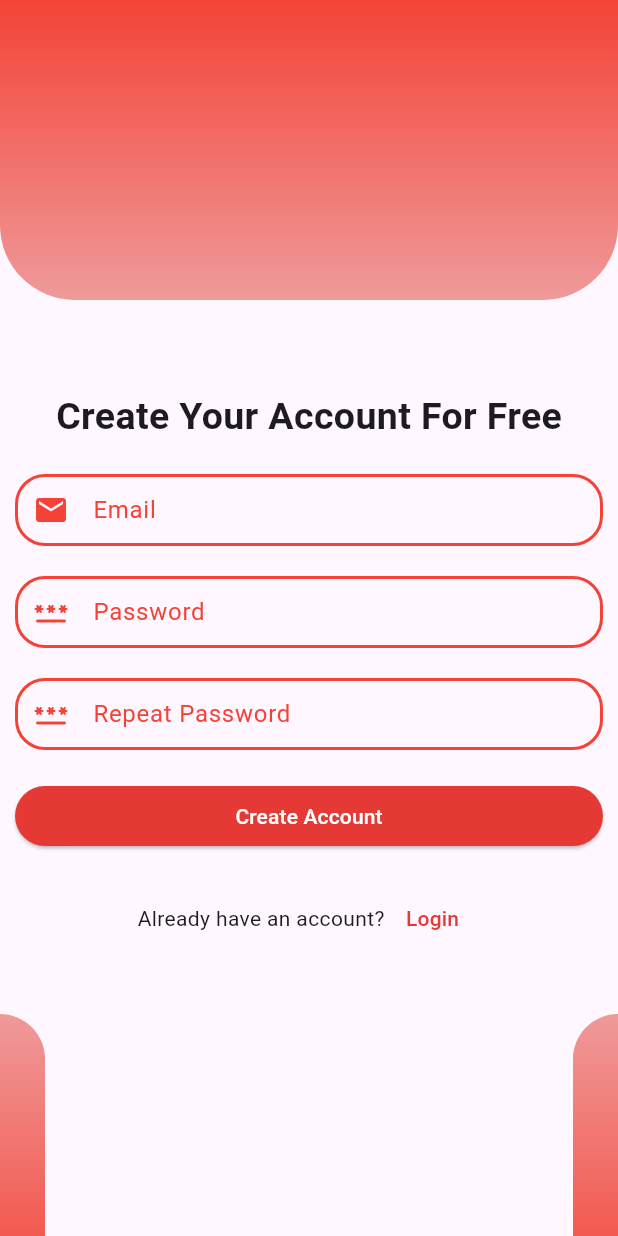
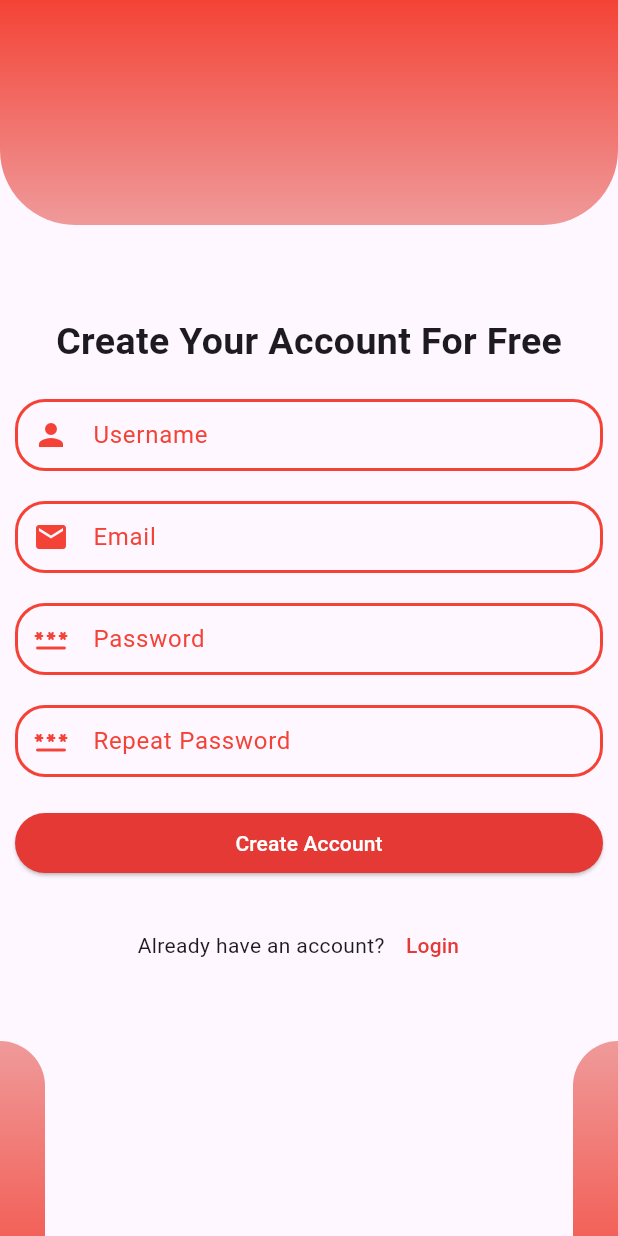
Before and after one commit to Denuvo33/Odes, a Flutter app: the RegistScreen screen opened by its route, on a phone screen of 412 x 824 dp. Run offline on Flutter 3.47's test engine with Material 3 defaults, Android fonts, the phone set to English and light mode, and no system bars; our stand-ins replace bloc, card_swiper, equatable, firebase_auth, firebase_core, flutter_bloc and 4 more; accounts and stored records are empty; statements that could not run were skipped.

Commit message:
add username regist

```diff
--- a/lib/Screen/regist_screen.dart
+++ b/lib/Screen/regist_screen.dart
@@ -13,11 +13,13 @@ class _LoginScreenState extends State<RegistScreen> {
   final TextEditingController _email = TextEditingController();
   final TextEditingController _password = TextEditingController();
   final TextEditingController _passwordAgain = TextEditingController();
+  final TextEditingController _username = TextEditingController();
   final GlobalKey<FormState> _formKey = GlobalKey<FormState>();
 
   @override
   void dispose() {
     super.dispose();
+    _username.dispose();
     _email.dispose();
     _password.dispose();
     _passwordAgain.dispose();
@@ -50,7 +52,7 @@ class _LoginScreenState extends State<RegistScreen> {
                       child: Column(
                         children: [
                           Container(
-                            height: 200,
+                            height: 150,
                             decoration: BoxDecoration(
                               borderRadius: BorderRadius.only(
                                   bottomLeft: Radius.circular(50),
@@ -80,6 +82,37 @@ class _LoginScreenState extends State<RegistScreen> {
                                       style: TextStyle(
                                           fontSize: 25,
                                           fontWeight: FontWeight.bold),
+                                    ),
+                                    TextFormField(
+                                      controller: _username,
+                                      validator: (value) =>
+                                          value == null || value.isEmpty
+                                              ? 'Please enter your username'
+                                              : null,
+                                      decoration: InputDecoration(
+                                          focusedBorder: OutlineInputBorder(
+                                              borderRadius:
+                                                  BorderRadius.circular(20),
+                                              borderSide: BorderSide(
+                                                  color: Colors.red, width: 2)),
+                                          fillColor: Colors.red,
+                                          enabledBorder: OutlineInputBorder(
+                                              borderRadius:
+                                                  BorderRadius.circular(20),
+                                              borderSide: BorderSide(
+                                                  color: Colors.red, width: 2)),
+                                          contentPadding: EdgeInsets.all(10),
+                                          prefixIcon: Icon(
+                                            Icons.person,
+                                            color: Colors.red,
+                                          ),
+                                          label: Text(
+                                            'Username',
+                                            style: TextStyle(color: Colors.red),
+                                          ),
+                                          border: OutlineInputBorder(
+                                              borderRadius:
+                                                  BorderRadius.circular(20))),
                                     ),
                                     TextFormField(
                                       keyboardType: TextInputType.emailAddress,
```
